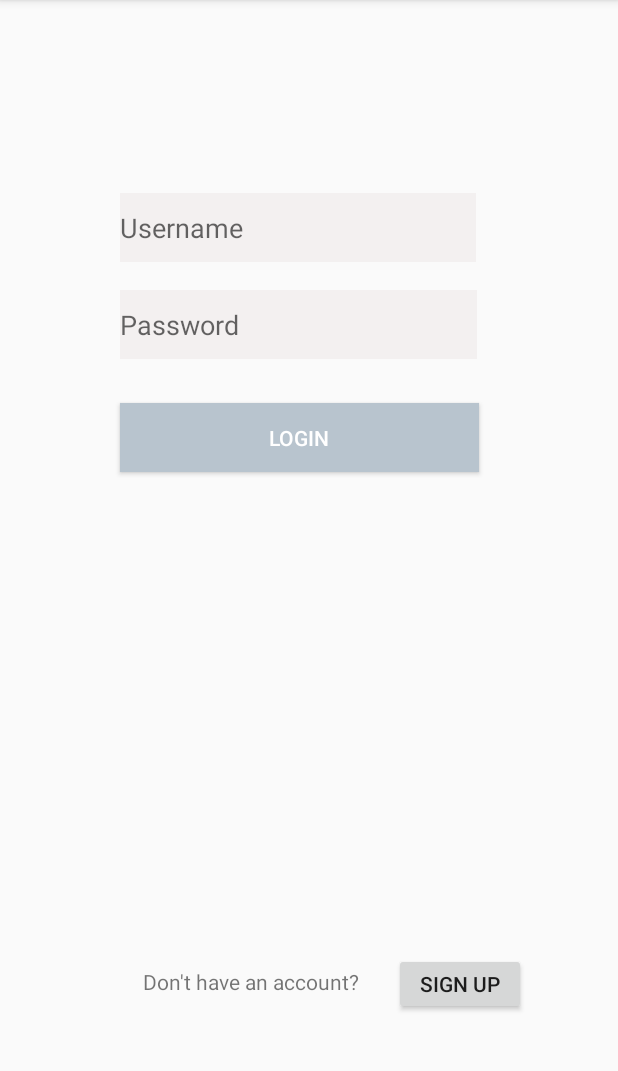
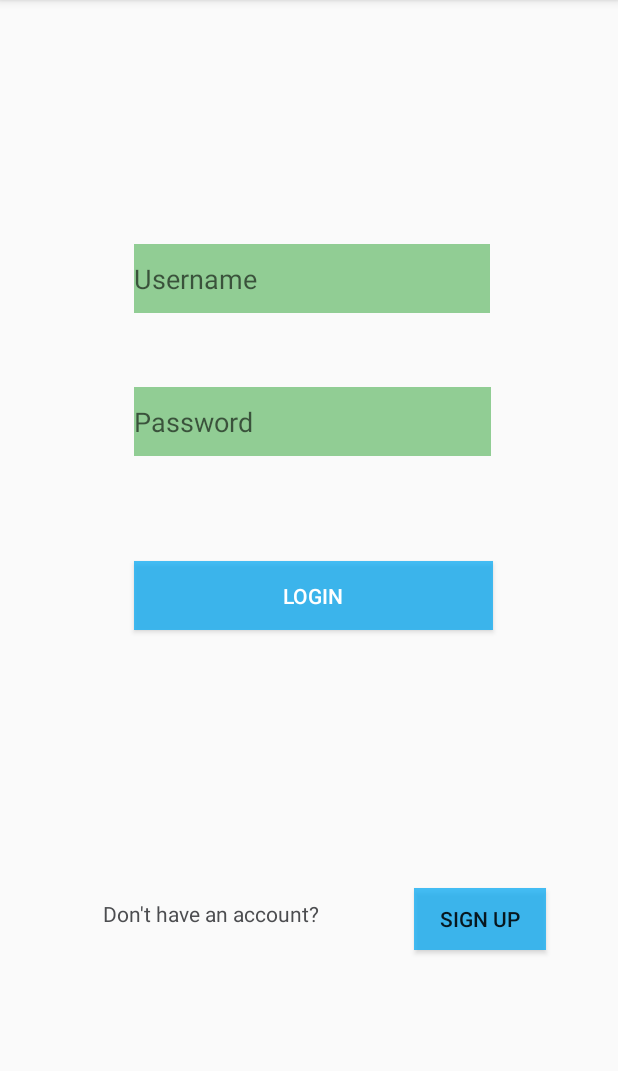
Before and after one commit to GKalhori/GoogleClassroom, an Android app: the loginPageMain screen opened directly, with no data from a screen before it, on a phone screen of 412 x 824 dp, the part 84-1155 px from its top. Run offline under Robolectric (Android 15) with nearby library versions, the phone set to English and light mode, and no system bars.

Commit message:
9th commit

```diff
--- a/app/src/main/AndroidManifest.xml
+++ b/app/src/main/AndroidManifest.xml
@@ -13,6 +13,7 @@
         android:roundIcon="@mipmap/ic_launcher_round"
         android:supportsRtl="true"
         android:theme="@style/AppTheme">
+        <activity android:name=".loginPageMain"></activity>
         <activity
             android:name=".ui.login.LoginActivity"
             android:label="@string/title_activity_login" />
--- a/app/src/main/java/com/example/googleclassroom/MainActivity.java
+++ b/app/src/main/java/com/example/googleclassroom/MainActivity.java
@@ -18,7 +18,7 @@
         getStarted.setOnClickListener(new View.OnClickListener() {
             @Override
             public void onClick(View view) {
-                startActivity(new Intent(MainActivity.this, loginPage.class));
+                startActivity(new Intent(MainActivity.this, loginPageMain.class));
             }
         });
     }
--- a/app/src/main/java/com/example/googleclassroom/loginPage.java
+++ b/app/src/main/java/com/example/googleclassroom/loginPageMain.java
@@ -8,31 +8,37 @@
 import android.widget.EditText;
 import android.widget.TextView;
 
-public class loginPage extends AppCompatActivity {
-    // main activity = login page (Youtube)
+public class loginPageMain extends AppCompatActivity implements View.OnClickListener {
 
     EditText usernameLogin, passwordLogin;
-    Button login, register;
+    Button loginButton, signUpButton;
     TextView textView;
     UserLocalStore userLocalStore;
 
     @Override
     protected void onCreate(Bundle savedInstanceState) {
         super.onCreate(savedInstanceState);
-        setContentView(R.layout.activity_login_page);
+        setContentView(R.layout.activity_login_page_main);
 
         usernameLogin = (EditText) findViewById(R.id.usernameLogin);
         passwordLogin = (EditText) findViewById(R.id.passwordLogin);
-        login = (Button) findViewById(R.id.loginButton);
-        register = (Button) findViewById(R.id.SignUpButton);
+        loginButton = (Button) findViewById(R.id.loginButton);
+        signUpButton = (Button) findViewById(R.id.signUpButton);
         textView = (TextView) findViewById(R.id.textView);
         // userLocalStore = new UserLocalStore(this);
 
+        loginButton.setOnClickListener(this);
+        signUpButton.setOnClickListener(this);
 
-        login.setOnClickListener(new View.OnClickListener() {
-            @Override
-            public void onClick(View view) {
+    }
 
+    @Override
+    public void onClick(View v) {
+        switch (v.getId()) {
+            case R.id.signUpButton:
+                startActivity(new Intent(loginPageMain.this, SignUpPage.class));
+                break;
+            case R.id.loginButton:
                 String user_get = usernameLogin.getText().toString();
                 String pass_get = passwordLogin.getText().toString();
                 enter(user_get, pass_get); // where is the result????
@@ -59,20 +65,16 @@
 
                 // if everthing in server data is ok fo to the first page
                 if (user_get.equals("a") && pass_get.equals("a")) //sample case
-                    startActivity(new Intent(loginPage.this, firstPage.class));
-            }
-        });
+                    startActivity(new Intent(loginPageMain.this, firstPage.class));
+                break;
 
-        register.setOnClickListener(new View.OnClickListener() {
-            @Override
-            public void onClick(View view) {
-                startActivity(new Intent(loginPage.this, SignUpPage.class));
-            }
-        });
+        }
     }
 
     public void enter(String user, String pass) {
         ClientHandler clientHandler = new ClientHandler();
         clientHandler.execute(user, pass);
+
+
     }
 }
--- a/app/src/main/res/layout-v26/activity_login_page.xml
+++ /dev/null
@@ -1,99 +0,0 @@
-<?xml version="1.0" encoding="utf-8"?>
-<android.support.constraint.ConstraintLayout xmlns:android="http://schemas.android.com/apk/res/android"
-    xmlns:app="http://schemas.android.com/apk/res-auto"
-    xmlns:tools="http://schemas.android.com/tools"
-    android:layout_width="match_parent"
-    android:layout_height="match_parent"
-    tools:context=".loginPage">
-
-    <Button
-        android:id="@+id/SignUpButton"
-        android:layout_width="wrap_content"
-        android:layout_height="41dp"
-        android:layout_marginStart="262dp"
-
-        android:layout_marginTop="617dp"
-        android:layout_marginEnd="61dp"
-        android:layout_marginBottom="73dp"
-        android:text="@string/sign_up"
-        app:layout_constraintBottom_toBottomOf="parent"
-        app:layout_constraintEnd_toEndOf="parent"
-        app:layout_constraintStart_toStartOf="parent"
-        app:layout_constraintTop_toTopOf="parent" />
-
-    <Button
-        android:id="@+id/loginButton"
-        android:layout_width="239dp"
-        android:layout_height="46dp"
-        android:layout_marginStart="80dp"
-        android:layout_marginTop="258dp"
-        android:layout_marginEnd="92dp"
-        android:layout_marginBottom="427dp"
-        android:background="#B8C4CE"
-        android:text="Login"
-        android:textColor="#FFFFFF"
-        app:layout_constraintBottom_toBottomOf="parent"
-        app:layout_constraintEnd_toEndOf="parent"
-        app:layout_constraintHorizontal_bias="0.47"
-        app:layout_constraintStart_toStartOf="parent"
-        app:layout_constraintTop_toTopOf="parent"
-        app:layout_constraintVertical_bias="0.285" />
-
-    <EditText
-        android:id="@+id/usernameLogin"
-        android:layout_width="237dp"
-        android:layout_height="46dp"
-        android:layout_marginStart="80dp"
-
-        android:layout_marginTop="120dp"
-        android:layout_marginEnd="94dp"
-        android:layout_marginBottom="565dp"
-        android:autofillHints=""
-        android:background="#F3F0F0"
-        android:ems="10"
-        android:hint="@string/username"
-        android:inputType="textPersonName"
-        app:layout_constraintBottom_toBottomOf="parent"
-        app:layout_constraintEnd_toEndOf="parent"
-        app:layout_constraintHorizontal_bias="0.498"
-        app:layout_constraintStart_toStartOf="parent"
-        app:layout_constraintTop_toTopOf="parent"
-        app:layout_constraintVertical_bias="0.229" />
-
-    <EditText
-        android:id="@+id/passwordLogin"
-        android:layout_width="238dp"
-        android:layout_height="46dp"
-        android:layout_marginStart="80dp"
-        android:layout_marginTop="183dp"
-        android:layout_marginEnd="93dp"
-
-        android:layout_marginBottom="502dp"
-        android:autofillHints=""
-        android:background="#F3F0F0"
-        android:ems="10"
-        android:hint="@string/password"
-        android:inputType="textPassword"
-        app:layout_constraintBottom_toBottomOf="parent"
-        app:layout_constraintEnd_toEndOf="parent"
-        app:layout_constraintHorizontal_bias="0.498"
-        app:layout_constraintStart_toStartOf="parent"
-        app:layout_constraintTop_toTopOf="parent"
-        app:layout_constraintVertical_bias="0.272" />
-
-    <TextView
-        android:id="@+id/textView"
-        android:layout_width="157dp"
-        android:layout_height="32dp"
-        android:layout_marginStart="95dp"
-        android:layout_marginTop="626dp"
-        android:layout_marginEnd="159dp"
-        android:layout_marginBottom="73dp"
-        android:text="@string/don_t_have_an_account"
-        app:layout_constraintBottom_toBottomOf="parent"
-        app:layout_constraintEnd_toEndOf="parent"
-        app:layout_constraintStart_toStartOf="parent"
-        app:layout_constraintTop_toTopOf="parent" />
-
-
-</android.support.constraint.ConstraintLayout>
--- a/app/src/main/res/layout/activity_login_page.xml
+++ b/app/src/main/res/layout/activity_login_page_main.xml
@@ -4,7 +4,7 @@
     xmlns:tools="http://schemas.android.com/tools"
     android:layout_width="match_parent"
     android:layout_height="match_parent"
-    tools:context=".loginPage">
+    tools:context=".loginPageMain">
 
 
     <EditText
@@ -73,7 +73,7 @@
     <TextView
         android:id="@+id/textView"
         android:layout_width="157dp"
-        android:layout_height="32dp"
+        android:layout_height="24dp"
         android:layout_marginStart="32dp"
         android:layout_marginTop="32dp"
         android:layout_marginBottom="32dp"
@@ -81,13 +81,13 @@
         android:textColor="#4C4D50"
         app:layout_constraintBottom_toBottomOf="parent"
         app:layout_constraintEnd_toEndOf="parent"
-        app:layout_constraintHorizontal_bias="0.207"
+        app:layout_constraintHorizontal_bias="0.166"
         app:layout_constraintStart_toStartOf="parent"
         app:layout_constraintTop_toTopOf="parent"
-        app:layout_constraintVertical_bias="0.781" />
+        app:layout_constraintVertical_bias="0.834" />
 
     <Button
-        android:id="@+id/SignUpButton"
+        android:id="@+id/signUpButton"
         android:layout_width="wrap_content"
         android:layout_height="41dp"
 
@@ -98,10 +98,10 @@
         android:text="@string/sign_up"
         app:layout_constraintBottom_toBottomOf="parent"
         app:layout_constraintEnd_toEndOf="parent"
-        app:layout_constraintHorizontal_bias="0.879"
+        app:layout_constraintHorizontal_bias="0.945"
         app:layout_constraintStart_toStartOf="parent"
         app:layout_constraintTop_toTopOf="parent"
-        app:layout_constraintVertical_bias="0.777" />
+        app:layout_constraintVertical_bias="0.845" />
 
 
 </android.support.constraint.ConstraintLayout>
```
Also changed, not shown: app/src/main/java/com/example/googleclassroom/SignUpPage.java (+36 -28 lines), app/src/main/res/layout/activity_sign_up_page.xml (+4 -6 lines).
